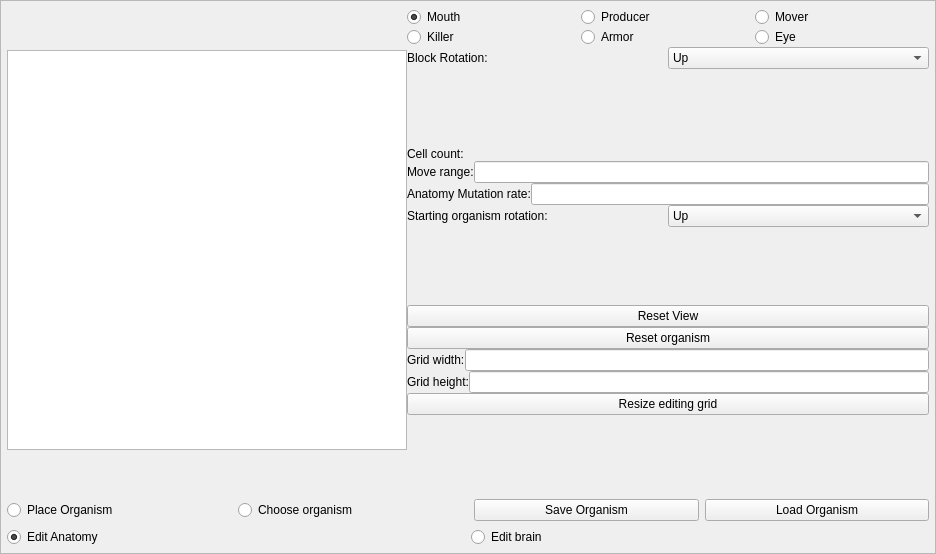
Above: Source/UiFiles/editor.ui from SuperSpaceEye/LifeEngineExtended before the change. Below: the same form after it.
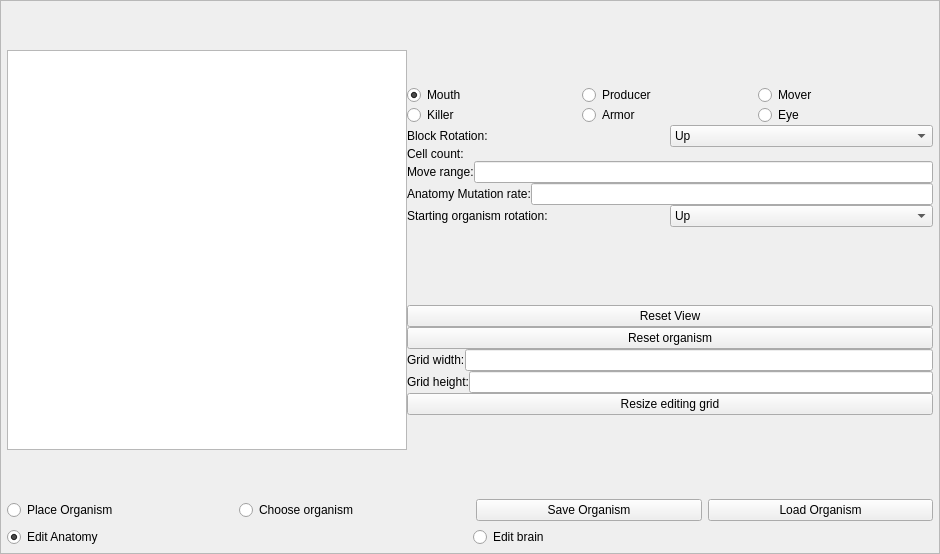
That is the form after the change.

Commit message: Organism editor is finished?

What changed in the file:
```diff
--- a/Source/UiFiles/editor.ui
+++ b/Source/UiFiles/editor.ui
@@ -6,7 +6,7 @@
    <rect>
     <x>0</x>
     <y>0</y>
-    <width>936</width>
+    <width>940</width>
     <height>554</height>
    </rect>
   </property>
@@ -39,7 +39,7 @@
        <rect>
         <x>0</x>
         <y>0</y>
-        <width>920</width>
+        <width>924</width>
         <height>592</height>
        </rect>
       </property>
@@ -133,6 +133,19 @@
                   </item>
                   <item>
                    <layout class="QVBoxLayout" name="verticalLayout_5" stretch="0,0,0,0,0,0,0,0,0,0,0,0,0,0,0">
+                    <item>
+                     <spacer name="verticalSpacer_2">
+                      <property name="orientation">
+                       <enum>Qt::Vertical</enum>
+                      </property>
+                      <property name="sizeHint" stdset="0">
+                       <size>
+                        <width>20</width>
+                        <height>40</height>
+                       </size>
+                      </property>
+                     </spacer>
+                    </item>
                     <item>
                      <layout class="QHBoxLayout" name="horizontalLayout_5">
                       <item>
@@ -239,19 +252,6 @@
                       </item>
                      </layout>
                     </item>
-                    <item>
-                     <spacer name="verticalSpacer_2">
-                      <property name="orientation">
-                       <enum>Qt::Vertical</enum>
-                      </property>
-                      <property name="sizeHint" stdset="0">
-                       <size>
-                        <width>20</width>
-                        <height>40</height>
-                       </size>
-                      </property>
-                     </spacer>
-                    </item>
                     <item>
                      <widget class="QLabel" name="label">
                       <property name="text">
```
Left out of the diff: 56 changed lines with no effect on the pictures. The commit also changes 9 other files.
